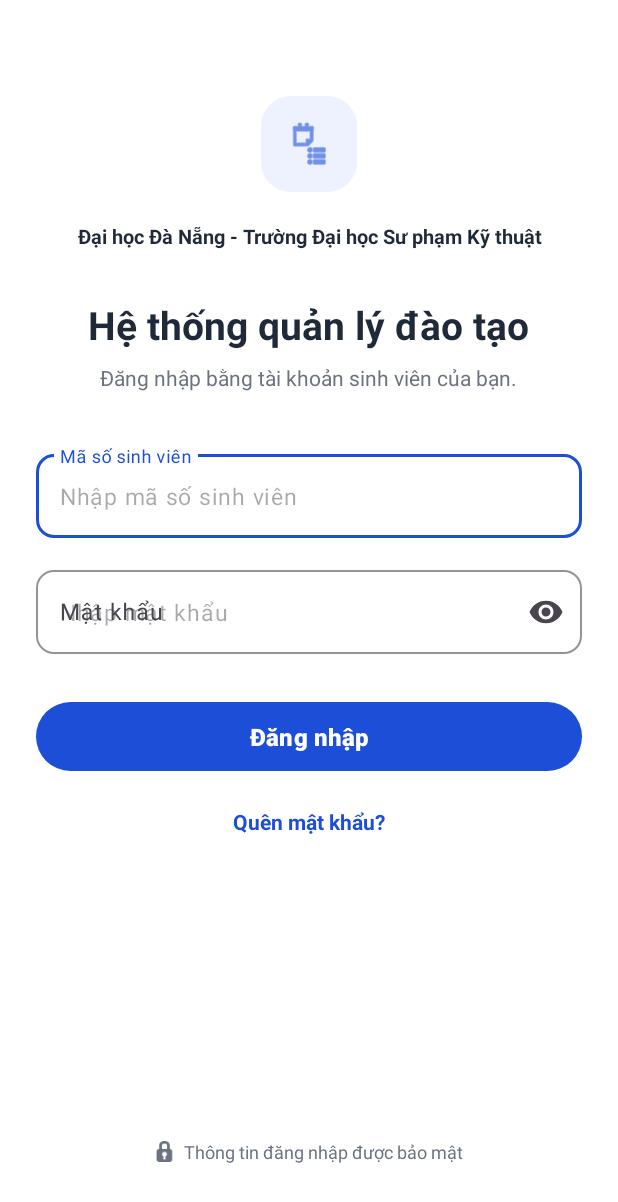
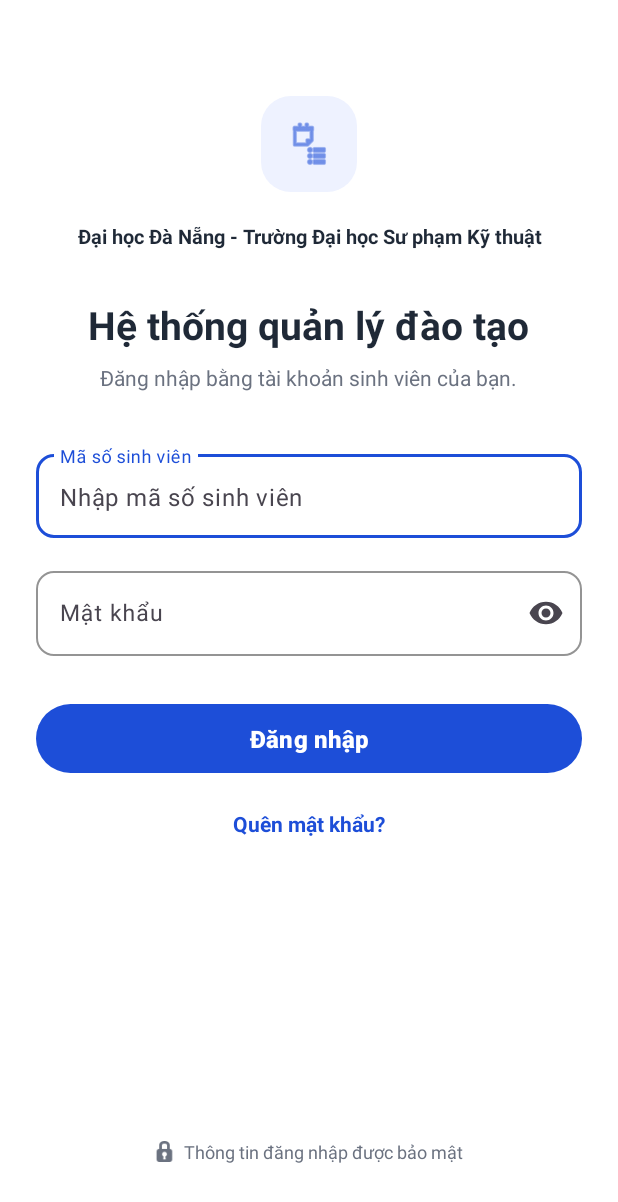
Before and after one commit to pthanhhoang123/xay-dung-lap-trinh, an Android app: the screen it shows after launch (LoginActivity), on a phone screen of 412 x 824 dp. Shown: the top 1202 px of the screen. Run offline under Robolectric (Android 15) with nearby library versions, the phone set to English and light mode, and no system bars.

Commit message:
Fix text overlap in TextInputLayout on Login screen

```diff
--- a/app/src/main/res/layout/activity_login.xml
+++ b/app/src/main/res/layout/activity_login.xml
@@ -79,6 +79,7 @@
                 app:boxCornerRadiusBottomEnd="12dp"
                 app:boxStrokeColor="@color/figma_blue"
                 app:hintTextColor="@color/figma_blue"
+                app:placeholderText="Nhập mã số sinh viên"
                 android:hint="Mã số sinh viên">
 
                 <com.google.android.material.textfield.TextInputEditText
@@ -86,7 +87,6 @@
                     android:layout_width="match_parent"
                     android:layout_height="wrap_content"
                     android:inputType="text"
-                    android:hint="Nhập mã số sinh viên"
                     android:textSize="15sp" />
 
             </com.google.android.material.textfield.TextInputLayout>
@@ -103,6 +103,7 @@
                 app:boxStrokeColor="@color/figma_blue"
                 app:hintTextColor="@color/figma_blue"
                 app:endIconMode="password_toggle"
+                app:placeholderText="Nhập mật khẩu"
                 android:hint="Mật khẩu">
 
                 <com.google.android.material.textfield.TextInputEditText
@@ -110,7 +111,6 @@
                     android:layout_width="match_parent"
                     android:layout_height="wrap_content"
                     android:inputType="textPassword"
-                    android:hint="Nhập mật khẩu"
                     android:textSize="15sp" />
 
             </com.google.android.material.textfield.TextInputLayout>
```
